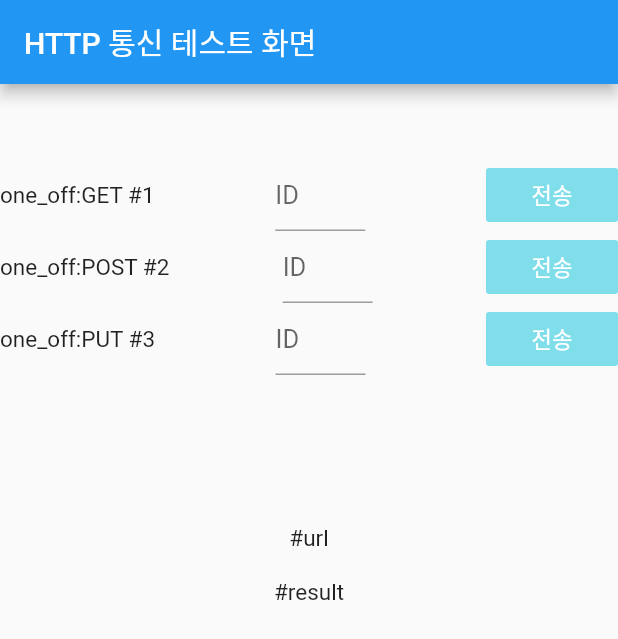
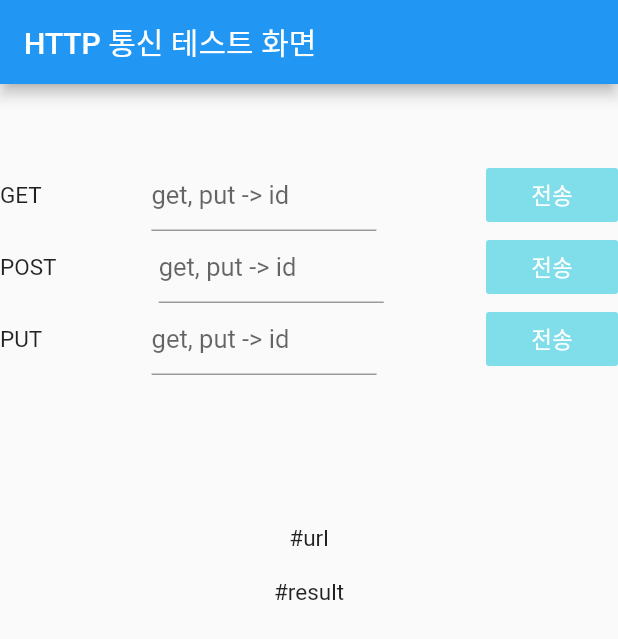
Before and after one commit to Kimsangwon0509/flutter-study, a Flutter app: the HttpScreen screen opened directly, after a tap on "전송", on a phone screen of 412 x 824 dp. Shown: the top 639 px of the screen. Run offline on Flutter 3.47's test engine with Material 2 defaults, Android fonts, the light colour scheme and no system bars; our stand-ins replace charts_flutter, firebase_crashlytics, fluttertoast, page_indicator, speech_to_text, webview_flutter; accounts and stored records are empty; network calls fail.

Commit message:
edit http_screen

```diff
--- a/lib/screens/b/http_screen.dart
+++ b/lib/screens/b/http_screen.dart
@@ -7,8 +7,7 @@ import 'dart:convert' as convert;
 * 데이터 가고 오는 것 각각 테스트 진행
 * */
 class HttpScreen extends StatefulWidget {
-  final context = 'https://jsonplaceholder.typicode.com/photos';
-
+  final context = 'https://jsonplaceholder.typicode.com/posts';
 
   @override
   _HttpScreenState createState() => _HttpScreenState();
@@ -16,42 +15,57 @@ class HttpScreen extends StatefulWidget {
 
 class _HttpScreenState extends State<HttpScreen> {
   final textController = TextEditingController();
+  final textController2 = TextEditingController();
+  final textController3 = TextEditingController();
   var _url;
   var _result;
   var _id;
 
-
-  void oneOffRequestGET() async {
-    var url = '${widget.context}/1';
+  void oneOffRequestGET({var data}) async {
+    var url = '${widget.context}/$data';
     var response = await http.get(url);
     convertJsonDecodeAndSetState(response, url);
   }
 
-  void oneOffRequestPOST() async {
-    var url = '${widget.context}/photos';
-    var data = {'id': '5'};
-    var response = await http.post(url, body: data);
+  void oneOffRequestPOST({var data}) async {
+    var url = '${widget.context}';
+    var jsonData = {
+      'title': 'foo',
+      'body': 'bar',
+      'userId': '1'
+    };
+    var response = await http.post(url, body: jsonData);
     convertJsonDecodeAndSetState(response, url);
+    print(url);
   }
 
-  void oneOffRequestPUT() async {
-    var url = '${widget.context}/photos/1';
-    var response = await http.put(url);
-    convertJsonDecodeAndSetState(response, url);
+  void oneOffRequestPUT({var data}) async {
+    var id = data;
+    var jsonData = {
+      'id': '1',
+      'title': 'foo',
+      'body': 'bar',
+      'userId': '1'
+    };
+
+    var url = '${widget.context}/$id';
+    var response = await http.put(url, body: jsonData);
+    convertJsonDecodeAndSetState(response, url, id: id);
   }
 
-  convertJsonDecodeAndSetState(http.Response response, var url) {
+  void convertJsonDecodeAndSetState(http.Response response, var url, {var id}) {
     dynamic jsonResponse;
     if (response.statusCode == 200) {
       jsonResponse = convert.jsonDecode(response.body);
     } else {
       jsonResponse = 'Request failed with status: ${response.statusCode}';
-      print(response.headers.toString());
-      print(response.body.toString());
+      print("header: " + response.headers.toString());
+      print("body: " + response.body.toString());
     }
     setState(() {
+      _id = id;
       _url = url;
-      _result = jsonResponse.toString();
+      _result = response.body.toString(); // 수정 필요
     });
   }
 
@@ -67,9 +81,21 @@ class _HttpScreenState extends State<HttpScreen> {
           mainAxisAlignment: MainAxisAlignment.start,
           children: <Widget>[
             SizedBox(height: 50),
-            makeTest(title: 'one_off:GET #1', httpFunction: oneOffRequestGET),
-            makeTest(title: 'one_off:POST #2', httpFunction: oneOffRequestPOST),
-            makeTest(title: 'one_off:PUT #3', httpFunction: oneOffRequestPUT),
+            makeTest(
+              title: 'GET',
+              httpFunction: () => oneOffRequestGET(data: textController.text),
+              controller: textController,
+            ),
+            makeTest(
+              title: 'POST',
+              httpFunction: () => oneOffRequestPOST(data: textController.text),
+              controller: textController2,
+            ),
+            makeTest(
+              title: 'PUT',
+              httpFunction: () => oneOffRequestPUT(data: textController.text),
+              controller: textController3,
+            ),
             SizedBox(height: 100),
             Text('#url'),
             Text(_url ?? ''),
@@ -83,28 +109,24 @@ class _HttpScreenState extends State<HttpScreen> {
 
   Widget makeTest({
     @required String title,
-    @required VoidCallback httpFunction,
+    @required Function httpFunction,
+    @required TextEditingController controller,
   }) =>
       Row(
         mainAxisAlignment: MainAxisAlignment.spaceBetween,
         children: <Widget>[
           Text(title),
           Container(
-            width: 60,
+            width: 150,
             child: TextField(
-              decoration: InputDecoration(hintText: 'ID'),
-              controller: textController,
-//                onSubmitted: (String value) {
-//                  setState(() {
-//                    _id = value;
-//                  });
-//                  httpFunction();
-//                  print(_id);
-//                },
+              decoration: InputDecoration(hintText: 'get, put -> id'),
+              controller: controller,
             ),
           ),
           FlatButton(
-            onPressed: () {print(textController.text);},
+            onPressed: () {
+              httpFunction();
+            },
             child: Text(
               '전송',
               style: TextStyle(color: Colors.white),
```
